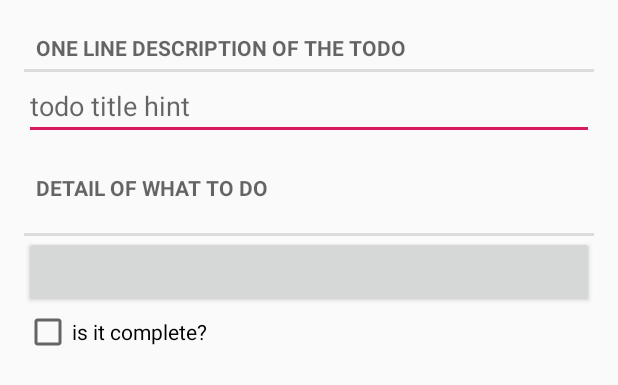
After one commit to Kappi201/todo-persistence-app, an Android app: the layout fragment_todo.xml on its own in the app's theme, with its tools: preview values and no code run, on a phone screen of 412 x 824 dp. The commit adds this screen. Shown: the top 385 px of the screen. Run offline under Robolectric (Android 15) with nearby library versions, the phone set to English and light mode, and no system bars.

Commit message:
views complete

```diff
--- /dev/null
+++ b/app/src/main/res/layout/activity_fragment.xml
@@ -0,0 +1,5 @@
+<?xml version="1.0" encoding="utf-8"?>
+<FrameLayout xmlns:android="http://schemas.android.com/apk/res/android"
+    android:id="@+id/fragment_container"
+    android:layout_width="match_parent"
+    android:layout_height="match_parent" />
--- /dev/null
+++ b/app/src/main/res/layout/fragment_todo.xml
@@ -0,0 +1,39 @@
+<?xml version="1.0" encoding="utf-8"?>
+<LinearLayout xmlns:android="http://schemas.android.com/apk/res/android"
+    android:orientation="vertical"
+    android:layout_width="match_parent"
+    android:layout_height="match_parent"
+    android:layout_margin="16dp"
+    android:weightSum="1">
+
+    <TextView
+        style="?android:listSeparatorTextViewStyle"
+        android:layout_width="match_parent"
+        android:layout_height="wrap_content"
+        android:text="@string/todo_title_label"/>
+
+    <EditText
+        android:id="@+id/todo_title"
+        android:layout_width="match_parent"
+        android:layout_height="wrap_content"
+        android:hint="@string/todo_title_hint"/>
+
+    <TextView
+        style="?android:listSeparatorTextViewStyle"
+        android:layout_width="match_parent"
+        android:layout_height="@android:dimen/notification_large_icon_height"
+        android:text="@string/todo_detail_label"/>
+
+    <Button
+        android:id="@+id/todo_date"
+        android:layout_width="match_parent"
+        android:layout_height="wrap_content"
+        />
+
+    <CheckBox
+        android:id="@+id/todo_complete"
+        android:layout_width="match_parent"
+        android:layout_height="wrap_content"
+        android:text="@string/todo_complete_label"/>
+
+</LinearLayout>
--- a/app/src/main/res/values/strings.xml
+++ b/app/src/main/res/values/strings.xml
@@ -1,3 +1,9 @@
 <resources>
     <string name="app_name">TodoListApp</string>
+    <string name="todo_title">todo title</string>
+    <string name="todo_title_hint">todo title hint</string>
+    <string name="todo_title_label">One line description of the todo</string>
+    <string name="todo_detail_label">detail of what to do</string>
+    <string name="todo_complete_label">is it complete?</string>
+    <string name="todo_date">Todo date</string>
 </resources>
```
Also changed, not shown: app/src/main/res/layout/fragment_todo_list.xml (added, +9 -0 lines), app/src/main/res/layout/list_item_todo.xml (added, +20 -0 lines).
